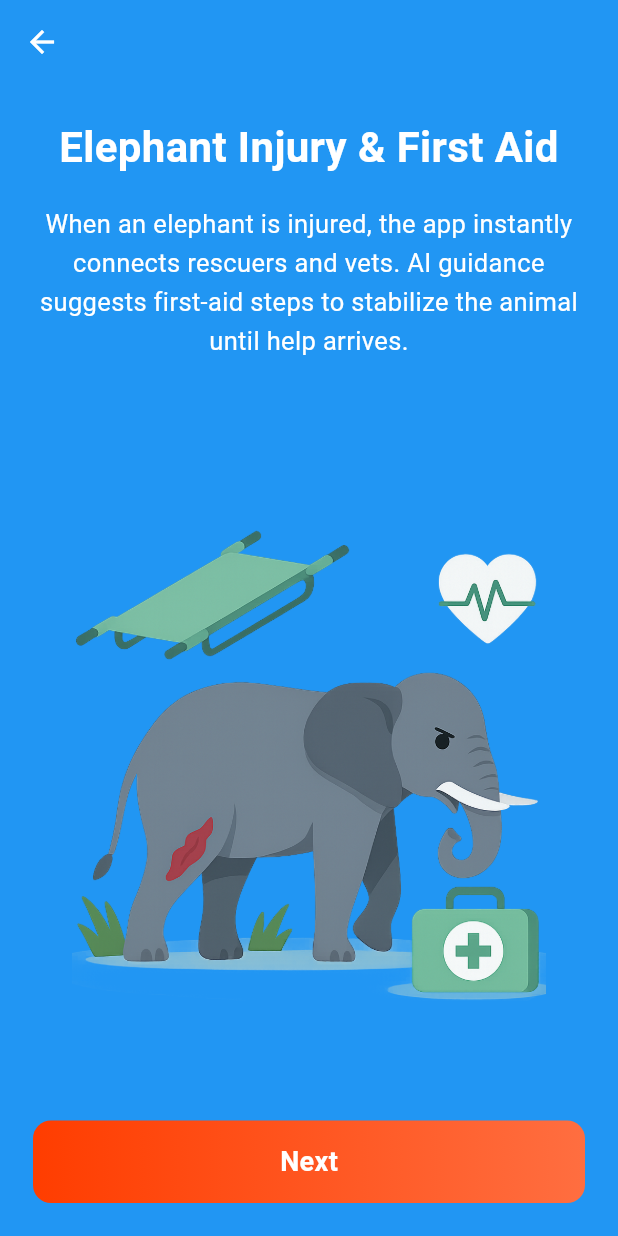
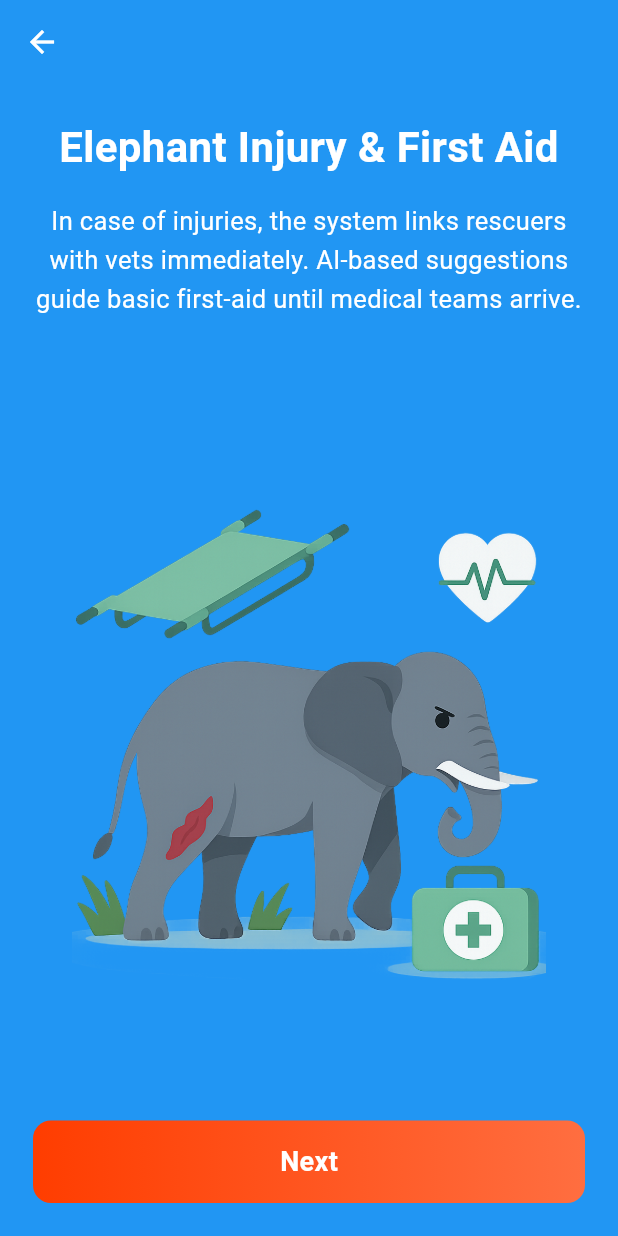
Before and after one commit to Tavini2002/HECSense_Smart-Monitoring-and-Repelling-System-for-Elephant-Intrusions, a Flutter app: the EmergencyMedicalSupportScreen screen opened directly, on a phone screen of 412 x 824 dp. Run offline on Flutter 3.47's test engine with Material 3 defaults, Android fonts, the light colour scheme and no system bars; our stand-ins replace flutter_secure_storage; accounts and stored records are empty.

Commit message:
feat: buid the emergency support screen

```diff
--- a/experiment/mobile-app/lib/gs-screens/gs_emergency_support_screen.dart
+++ b/experiment/mobile-app/lib/gs-screens/gs_emergency_support_screen.dart
@@ -9,55 +9,57 @@ class EmergencyMedicalSupportScreen extends StatelessWidget {
     return Scaffold(
       backgroundColor: const Color(0xFF2196F3),
       appBar: AppBar(
+        backgroundColor: const Color(0xFF2196F3),
         elevation: 0,
-        backgroundColor: const Color(0xFF2196F3),
         leading: IconButton(
           icon: const Icon(Icons.arrow_back, color: Colors.white),
-          onPressed: () => Navigator.of(context).pop(),
+          onPressed: () => Navigator.pop(context),
         ),
       ),
-      body: SafeArea(
+      body: const SafeArea(
         child: Padding(
-          padding: const EdgeInsets.all(22.0),
-          child: Column(
-            mainAxisAlignment: MainAxisAlignment.spaceBetween,
-            children: [
-              const _HeaderSection(),
-
-              // Illustration
-              Expanded(
-                child: Center(
-                  child: Image.asset(
-                    'assets/images/medical_support.png',
-                    height: 330,
-                    width: 330,
-                    fit: BoxFit.contain,
-                  ),
-                ),
-              ),
-
-              // Next button
-              _NextButton(
-                onTap: () => Navigator.push(
-                  context,
-                  MaterialPageRoute(builder: (_) => const HomeScreen()),
-                ),
-              ),
-            ],
-          ),
+          padding: EdgeInsets.all(22.0),
+          child: _MainContent(),
         ),
       ),
     );
   }
 }
 
-class _HeaderSection extends StatelessWidget {
-  const _HeaderSection();
+class _MainContent extends StatelessWidget {
+  const _MainContent();
 
   @override
   Widget build(BuildContext context) {
     return Column(
-      children: const [
+      mainAxisAlignment: MainAxisAlignment.spaceBetween,
+      children: [
+        const _TitleDescription(),
+        const Expanded(
+          child: Center(
+            child: _MedicalIllustration(),
+          ),
+        ),
+        _ProceedButton(
+          onPressed: () {
+            Navigator.push(
+              context,
+              MaterialPageRoute(builder: (_) => const HomeScreen()),
+            );
+          },
+        ),
+      ],
+    );
+  }
+}
+
+class _TitleDescription extends StatelessWidget {
+  const _TitleDescription();
+
+  @override
+  Widget build(BuildContext context) {
+    return const Column(
+      children: [
         Text(
           'Elephant Injury & First Aid',
           textAlign: TextAlign.center,
@@ -67,9 +69,10 @@ class _HeaderSection extends StatelessWidget {
             color: Colors.white,
           ),
         ),
-        SizedBox(height: 18),
+        SizedBox(height: 16),
         Text(
-          'When an elephant is injured, the app instantly connects rescuers and vets. AI guidance suggests first-aid steps to stabilize the animal until help arrives.',
+          'In case of injuries, the system links rescuers with vets immediately. '
+              'AI-based suggestions guide basic first-aid until medical teams arrive.',
           textAlign: TextAlign.center,
           style: TextStyle(
             fontSize: 17,
@@ -83,18 +86,31 @@ class _HeaderSection extends StatelessWidget {
   }
 }
 
-class _NextButton extends StatelessWidget {
-  final VoidCallback onTap;
-  const _NextButton({required this.onTap});
+class _MedicalIllustration extends StatelessWidget {
+  const _MedicalIllustration();
 
   @override
   Widget build(BuildContext context) {
-    return SizedBox(
-      width: double.infinity,
-      child: GestureDetector(
-        onTap: onTap,
+    return Image.asset(
+      'assets/images/medical_support.png',
+      height: 330,
+      width: 330,
+      fit: BoxFit.contain,
+    );
+  }
+}
+
+class _ProceedButton extends StatelessWidget {
+  final VoidCallback onPressed;
+  const _ProceedButton({required this.onPressed});
+
+  @override
+  Widget build(BuildContext context) {
+    return GestureDetector(
+      onTap: onPressed,
       child: Container(
         height: 55,
+        width: double.infinity,
         decoration: BoxDecoration(
           borderRadius: BorderRadius.circular(12),
           gradient: const LinearGradient(
@@ -111,9 +127,8 @@ class _NextButton extends StatelessWidget {
           'Next',
           style: TextStyle(
             fontSize: 18,
+            color: Colors.white,
             fontWeight: FontWeight.bold,
-              color: Colors.white,
-            ),
           ),
         ),
       ),
@@ -121,37 +136,26 @@ class _NextButton extends StatelessWidget {
   }
 }
 
-class _InfoBullet extends StatelessWidget {
-  final String content;
-
-  const _InfoBullet(this.content, {super.key});
+class InfoLineItem extends StatelessWidget {
+  final String text;
+  const InfoLineItem({required this.text, super.key});
 
   @override
   Widget build(BuildContext context) {
-    return Padding(
-      padding: const EdgeInsets.symmetric(vertical: 4),
-      child: Row(
+    return Row(
       crossAxisAlignment: CrossAxisAlignment.start,
       children: [
         const Text(
           '•  ',
-            style: TextStyle(
-              fontSize: 18,
-              height: 1.25,
-              color: Colors.white,
-            ),
+          style: TextStyle(fontSize: 18, color: Colors.white, height: 1.25),
         ),
         Expanded(
           child: Text(
-              content,
-              style: const TextStyle(
-                fontSize: 15.5,
-                color: Colors.white,
-              ),
+            text,
+            style: const TextStyle(fontSize: 15.5, color: Colors.white),
           ),
         ),
       ],
-      ),
     );
   }
 }
```
Lines whose indentation alone changed are shown as unchanged.
